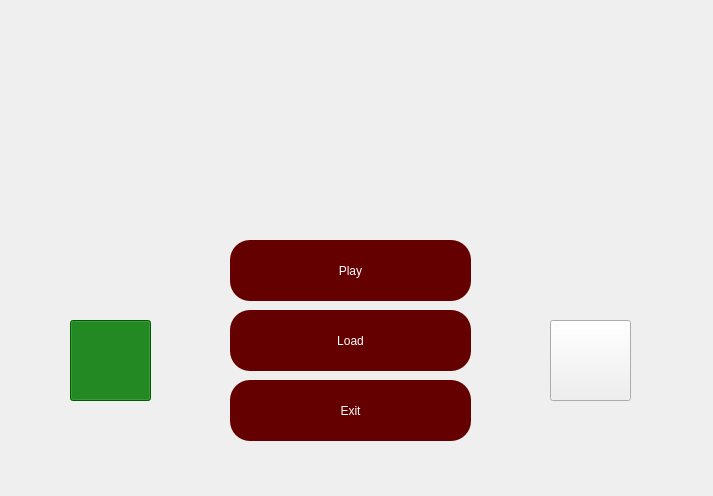
CpS209TeamOmega/TandemTechies, file menu.ui: the form before one commit.
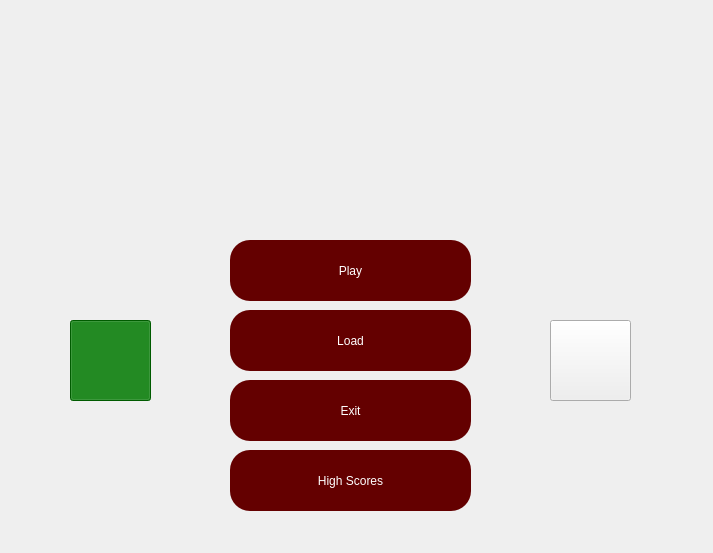
The form after the commit. Icons and pictures are not drawn.

What changed in the file:
```diff
--- a/menu.ui
+++ b/menu.ui
@@ -7,7 +7,7 @@
     <x>0</x>
     <y>0</y>
     <width>713</width>
-    <height>496</height>
+    <height>553</height>
    </rect>
   </property>
   <property name="windowTitle">
@@ -366,6 +366,39 @@
     <bool>false</bool>
    </property>
   </widget>
+  <widget class="QPushButton" name="btnHighScores">
+   <property name="geometry">
+    <rect>
+     <x>230</x>
+     <y>450</y>
+     <width>241</width>
+     <height>61</height>
+    </rect>
+   </property>
+   <property name="cursor">
+    <cursorShape>CrossCursor</cursorShape>
+   </property>
+   <property name="layoutDirection">
+    <enum>Qt::RightToLeft</enum>
+   </property>
+   <property name="styleSheet">
+    <string notr="true">font: 30pt &quot;Anatolian&quot;;
+background-color: rgb(100,0,0);
+border-color:white;
+border-radius:20px;
+color:white;
+</string>
+   </property>
+   <property name="text">
+    <string>High Scores</string>
+   </property>
+   <property name="iconSize">
+    <size>
+     <width>0</width>
+     <height>0</height>
+    </size>
+   </property>
+  </widget>
  </widget>
  <resources>
   <include location="resources.qrc"/>
```
